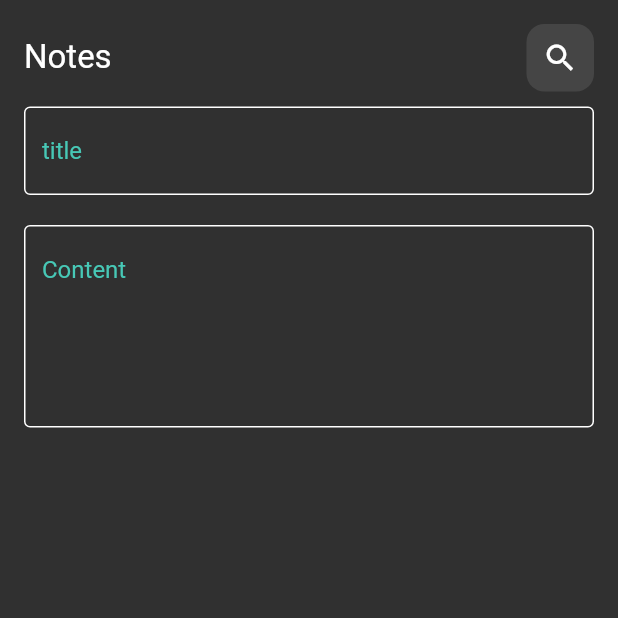
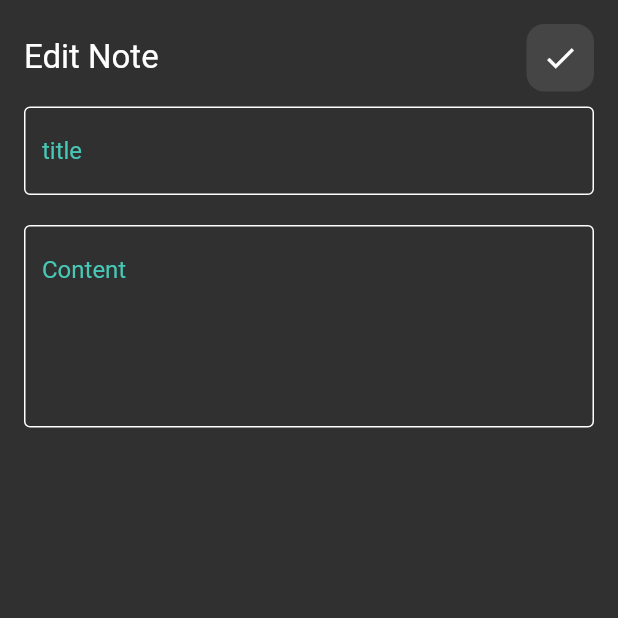
Before and after one commit to Adel-Saad/test_app, a Flutter app: the screen it shows after launch, after a tap on "Flutter Tips", on a phone screen of 412 x 824 dp, the top half of it. Run offline on Flutter 3.47's test engine with Material 2 defaults, Android fonts, the phone set to English and light mode, and no system bars.

Commit message:
change custom app bar to be dynamic

```diff
--- a/lib/views/edit_view/edit_view.dart
+++ b/lib/views/edit_view/edit_view.dart
@@ -7,7 +7,9 @@ class NoteEditView extends StatelessWidget {
   @override
   Widget build(BuildContext context) {
     return const Scaffold(
-      body: SafeArea(child: NoteEditViewBody()),
+      body: SafeArea(
+        child: NoteEditViewBody(),
+      ),
     );
   }
 }
--- a/lib/views/edit_view/widgets/note_edit_view_body.dart
+++ b/lib/views/edit_view/widgets/note_edit_view_body.dart
@@ -11,7 +11,10 @@ class NoteEditViewBody extends StatelessWidget {
       padding: EdgeInsets.all(16.0),
       child: Column(
         children: [
-          CustomAppBar(),
+          CustomAppBar(
+            icon: Icon(Icons.done),
+            text: 'Edit Note',
+          ),
           CustomTextField(title: 'title'),
           CustomTextField(title: 'Content', maxlines: 5),
         ],
--- a/lib/views/home/widgets/custom_app_bar.dart
+++ b/lib/views/home/widgets/custom_app_bar.dart
@@ -2,15 +2,19 @@ import 'package:flutter/material.dart';
 import 'package:test_app/views/home/widgets/custom_icon_button.dart';
 
 class CustomAppBar extends StatelessWidget {
-  const CustomAppBar({super.key});
+  final Widget icon;
+  final String text;
+  const CustomAppBar({super.key, required this.icon, required this.text});
 
   @override
   Widget build(BuildContext context) {
-    return const Row(
+    return Row(
       mainAxisAlignment: MainAxisAlignment.spaceBetween,
       children: [
-        Text('Notes', style: TextStyle(fontSize: 22)),
-        CustomIconButton()
+        Text(text, style: const TextStyle(fontSize: 22)),
+        CustomIconButton(
+          icon: icon,
+        )
       ],
     );
   }
--- a/lib/views/home/widgets/custom_icon_button.dart
+++ b/lib/views/home/widgets/custom_icon_button.dart
@@ -1,7 +1,9 @@
 import 'package:flutter/material.dart';
 
 class CustomIconButton extends StatelessWidget {
-  const CustomIconButton({super.key});
+  final Widget icon;
+
+  const CustomIconButton({super.key, required this.icon});
 
   @override
   Widget build(BuildContext context) {
@@ -14,8 +16,8 @@ class CustomIconButton extends StatelessWidget {
           borderRadius: BorderRadius.circular(12),
           color: Colors.white.withOpacity(0.1),
         ),
-        child: const Center(
-          child: Icon(Icons.search),
+        child: Center(
+          child: icon,
         ),
       ),
     );
--- a/lib/views/home/widgets/notes_view_body.dart
+++ b/lib/views/home/widgets/notes_view_body.dart
@@ -11,7 +11,10 @@ class NotesViewBody extends StatelessWidget {
   Widget build(BuildContext context) {
     return Column(
       children: const [
-        CustomAppBar(),
+        CustomAppBar(
+          icon: Icon(Icons.search),
+          text: 'Notes',
+        ),
         CustomNotesListView(),
       ],
     );
```
